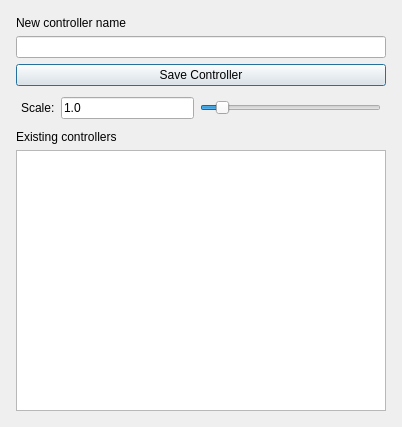
Before: the Qt Designer form control_gen.ui in nmaragos/maya_control_library, drawn with Qt 5.
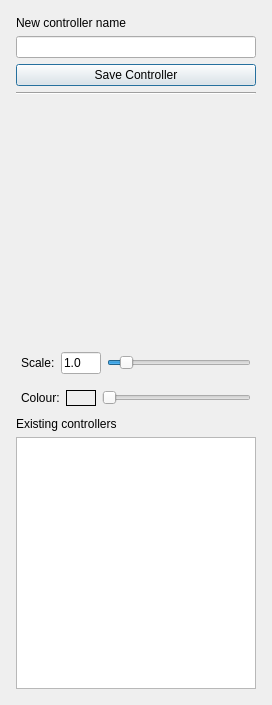
After: the same form once the commit is applied. Icons and pictures are not drawn.

```diff
--- a/control_gen.ui
+++ b/control_gen.ui
@@ -6,8 +6,8 @@
    <rect>
     <x>0</x>
     <y>0</y>
-    <width>402</width>
-    <height>427</height>
+    <width>268</width>
+    <height>705</height>
    </rect>
   </property>
   <property name="windowTitle">
@@ -45,6 +45,32 @@
        </property>
       </widget>
      </item>
+     <item>
+      <widget class="Line" name="line">
+       <property name="orientation">
+        <enum>Qt::Orientation::Horizontal</enum>
+       </property>
+      </widget>
+     </item>
+     <item>
+      <widget class="QLabel" name="iconLabel">
+       <property name="minimumSize">
+        <size>
+         <width>240</width>
+         <height>240</height>
+        </size>
+       </property>
+       <property name="text">
+        <string/>
+       </property>
+       <property name="pixmap">
+        <pixmap>icons/no_icon.png</pixmap>
+       </property>
+       <property name="margin">
+        <number>0</number>
+       </property>
+      </widget>
+     </item>
      <item>
       <layout class="QHBoxLayout" name="horizontalLayout">
        <property name="leftMargin">
@@ -70,7 +96,7 @@
         <widget class="QLineEdit" name="scaleValLineEdit">
          <property name="maximumSize">
           <size>
-           <width>133</width>
+           <width>40</width>
            <height>16777215</height>
           </size>
          </property>
@@ -100,6 +126,67 @@
        </item>
       </layout>
      </item>
+     <item>
+      <layout class="QHBoxLayout" name="horizontalLayout_2">
+       <property name="leftMargin">
+        <number>5</number>
+       </property>
+       <property name="topMargin">
+        <number>5</number>
+       </property>
+       <property name="rightMargin">
+        <number>5</number>
+       </property>
+       <property name="bottomMargin">
+        <number>5</number>
+       </property>
+       <item>
+        <widget class="QLabel" name="colourLabel">
+         <property name="text">
+          <string>Colour:</string>
+         </property>
+        </widget>
+       </item>
+       <item>
+        <widget class="QLabel" name="colourSwatchLabel">
+         <property name="sizePolicy">
+          <sizepolicy hsizetype="Preferred" vsizetype="Preferred">
+           <horstretch>0</horstretch>
+           <verstretch>0</verstretch>
+          </sizepolicy>
+         </property>
+         <property name="minimumSize">
+          <size>
+           <width>30</width>
+           <height>0</height>
+          </size>
+         </property>
+         <property name="autoFillBackground">
+          <bool>false</bool>
+         </property>
+         <property name="frameShape">
+          <enum>QFrame::Shape::Box</enum>
+         </property>
+         <property name="frameShadow">
+          <enum>QFrame::Shadow::Plain</enum>
+         </property>
+         <property name="text">
+          <string/>
+         </property>
+        </widget>
+       </item>
+       <item>
+        <widget class="QSlider" name="colourSwatchSlider">
+         <property name="maximum">
+          <number>31</number>
+         </property>
+         <property name="orientation">
+          <enum>Qt::Orientation::Horizontal</enum>
+         </property>
+        </widget>
+       </item>
+      </layout>
+     </item>
      <item>
       <widget class="QLabel" name="label_3">
        <property name="text">
```
